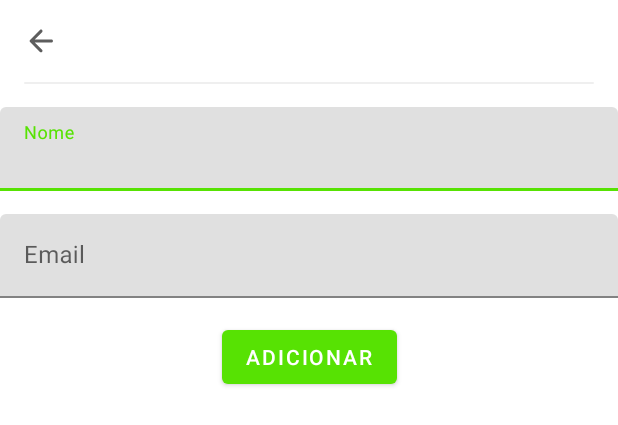
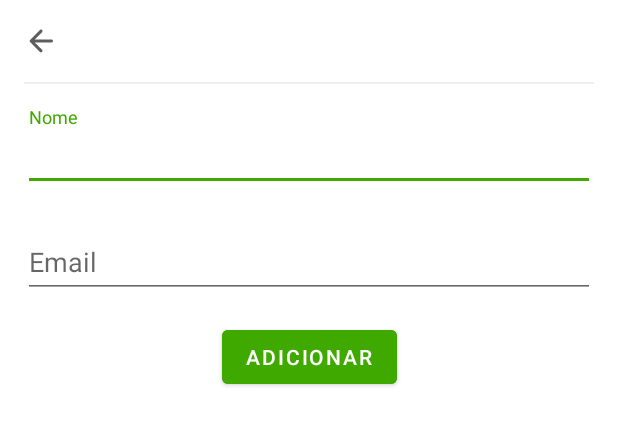
Before and after one commit to AlbertoDoc/WP, an Android app: the layout add_person_layout.xml on its own in the app's theme, with its tools: preview values and no code run, on a phone screen of 412 x 824 dp. Shown: the top 425 px of the screen. Run offline under Robolectric (Android 15) with nearby library versions, the phone set to English and light mode, and no system bars.

Commit message:
hotfix(Layout): Fixing layout

```diff
--- a/app/build.gradle
+++ b/app/build.gradle
@@ -51,7 +51,6 @@ dependencies {
     implementation 'androidx.recyclerview:recyclerview:1.2.1'
     implementation 'com.github.bumptech.glide:glide:4.14.2'
     kapt 'com.github.bumptech.glide:compiler:4.14.2'
-    implementation 'com.google.android.gms:play-services-location:21.0.0'
 
     // Room
     def room_version = "2.4.3"
--- a/app/src/main/java/com/example/wps/events/view/EventsAdapter.kt
+++ b/app/src/main/java/com/example/wps/events/view/EventsAdapter.kt
@@ -86,7 +86,6 @@ class EventsAdapter : RecyclerView.Adapter<EventsAdapter.ViewHolder>() {
         val description = itemView.eventDescription
         val seeMore = itemView.seeMore
         val image = itemView.eventImage
-        val distance = itemView.eventDistance
         val price = itemView.eventPrice
         val date = itemView.eventDate
         val eventLayout = itemView.eventLayout
--- a/app/src/main/res/drawable/bg_event_bottom_sheet.xml
+++ b/app/src/main/res/drawable/bg_event_bottom_sheet.xml
@@ -6,7 +6,7 @@
         android:topRightRadius="15dp" />
 
     <gradient
-        android:startColor="#FFF"
-        android:endColor="#FFF" />
+        android:startColor="@color/background"
+        android:endColor="@color/background" />
 
 </shape>
--- a/app/src/main/res/layout/add_person_layout.xml
+++ b/app/src/main/res/layout/add_person_layout.xml
@@ -35,8 +35,10 @@
         android:id="@+id/name_input_layout"
         android:layout_width="match_parent"
         android:layout_height="wrap_content"
-        android:theme="@style/TextLabel"
         android:layout_marginTop="15dp"
+        android:layout_marginLeft="15dp"
+        android:layout_marginRight="15dp"
+        style="@style/Widget.Design.TextInputLayout"
 
         app:layout_constraintTop_toBottomOf="@id/separator"
         app:layout_constraintLeft_toLeftOf="parent"
@@ -47,15 +49,19 @@
             android:layout_width="match_parent"
             android:layout_height="wrap_content"
             android:hint="@string/name"
-            android:contentDescription="@string/name_field"/>
+            android:contentDescription="@string/name_field"
+            android:textColor="@color/text"/>
     </com.google.android.material.textfield.TextInputLayout>
 
     <com.google.android.material.textfield.TextInputLayout
         android:id="@+id/email_input_layout"
         android:layout_width="match_parent"
         android:layout_height="wrap_content"
-        android:theme="@style/TextLabel"
         android:layout_marginTop="15dp"
+        android:layout_marginLeft="15dp"
+        android:layout_marginRight="15dp"
+        android:theme="@style/Widget.Design.TextInputLayout"
+        style="@style/Widget.Design.TextInputLayout"
 
         app:layout_constraintTop_toBottomOf="@id/name_input_layout"
         app:layout_constraintLeft_toLeftOf="parent"
@@ -67,7 +73,8 @@
             android:layout_height="wrap_content"
             android:hint="@string/email"
             android:inputType="textEmailAddress"
-            android:contentDescription="@string/email_field"/>
+            android:contentDescription="@string/email_field"
+            android:textColor="@color/text"/>
     </com.google.android.material.textfield.TextInputLayout>
 
     <Button
@@ -76,6 +83,7 @@
         android:layout_height="wrap_content"
         android:text="@string/add"
         android:layout_marginTop="15dp"
+        android:backgroundTint="@color/secondary_color"
         android:contentDescription="@string/add_button"
 
         app:layout_constraintTop_toBottomOf="@id/email_input_layout"
--- /dev/null
+++ b/app/src/main/res/values-night/colors.xml
@@ -0,0 +1,7 @@
+<?xml version="1.0" encoding="utf-8"?>
+<resources>
+    <color name="primary_color">#40A900</color>
+    <color name="secondary_color">#00850F</color>
+    <color name="background">#222</color>
+    <color name="text">#FFF</color>
+</resources>
--- a/app/src/main/res/values-night/themes.xml
+++ b/app/src/main/res/values-night/themes.xml
@@ -4,11 +4,11 @@
         <!-- Primary brand color. -->
         <item name="colorPrimary">@color/secondary_color</item>
         <item name="colorPrimaryVariant">@color/secondary_color</item>
-        <item name="colorOnPrimary">@color/black</item>
+        <item name="colorOnPrimary">@color/background</item>
         <!-- Secondary brand color. -->
-        <item name="colorSecondary">@color/teal_200</item>
-        <item name="colorSecondaryVariant">@color/teal_200</item>
-        <item name="colorOnSecondary">@color/black</item>
+        <item name="colorSecondary">@color/secondary_color</item>
+        <item name="colorSecondaryVariant">@color/secondary_color</item>
+        <item name="colorOnSecondary">@color/background</item>
         <!-- Status bar color. -->
         <item name="android:statusBarColor" tools:targetApi="l">?attr/colorPrimary</item>
         <!-- Customize your theme here. -->
--- a/app/src/main/res/values/colors.xml
+++ b/app/src/main/res/values/colors.xml
@@ -2,11 +2,8 @@
 <resources>
     <color name="primary_color">#57E203</color>
     <color name="secondary_color">#40A900</color>
-    <color name="purple_200">#FFBB86FC</color>
-    <color name="purple_500">#FF6200EE</color>
-    <color name="purple_700">#FF3700B3</color>
-    <color name="teal_200">#FF03DAC5</color>
-    <color name="teal_700">#FF018786</color>
     <color name="black">#FF000000</color>
     <color name="white">#FFFFFFFF</color>
+    <color name="background">#FFF</color>
+    <color name="text">#212121</color>
 </resources>
--- a/app/src/main/res/values/strings.xml
+++ b/app/src/main/res/values/strings.xml
@@ -1,8 +1,7 @@
 <resources>
     <string name="app_name">WPS</string>
-    <string name="action_settings">Settings</string>
     <!-- Strings used for fragments for navigation -->
-    <string name="events_fragment_label">Next Events</string>
+    <string name="events_fragment_label">Próximos Eventos</string>
 
     <!-- EventBottomSheetDialog -->
     <string name="back_arrow">Voltar</string>
--- a/app/src/main/res/values/themes.xml
+++ b/app/src/main/res/values/themes.xml
@@ -30,12 +30,4 @@
     <style name="BottomSheetStyle" parent="Widget.Design.BottomSheet.Modal">
         <item name="android:background">@android:color/transparent</item>
     </style>
-
-    <style name="TextLabel" parent="Widget.Design.TextInputLayout">
-        <item name="android:textColorHint">@color/primary_color</item>
-        <!-- Label color in TRUE state and bar color FALSE and TRUE State -->
-        <item name="colorAccent">@color/primary_color</item>
-        <item name="colorControlNormal">@color/primary_color</item>
-        <item name="colorControlActivated">@color/primary_color</item>
-    </style>
 </resources>
```
Also changed, not shown: app/src/main/java/com/example/wps/events/view/EventsFragment.kt (+0 -7 lines), app/src/main/res/layout/event_bottom_sheet.xml (+12 -4 lines), app/src/main/res/layout/event_layout.xml (+1 -13 lines), app/src/main/res/layout/share_layout.xml (+12 -4 lines), app/src/main/res/menu/menu_main.xml (deleted, +0 -10 lines).
